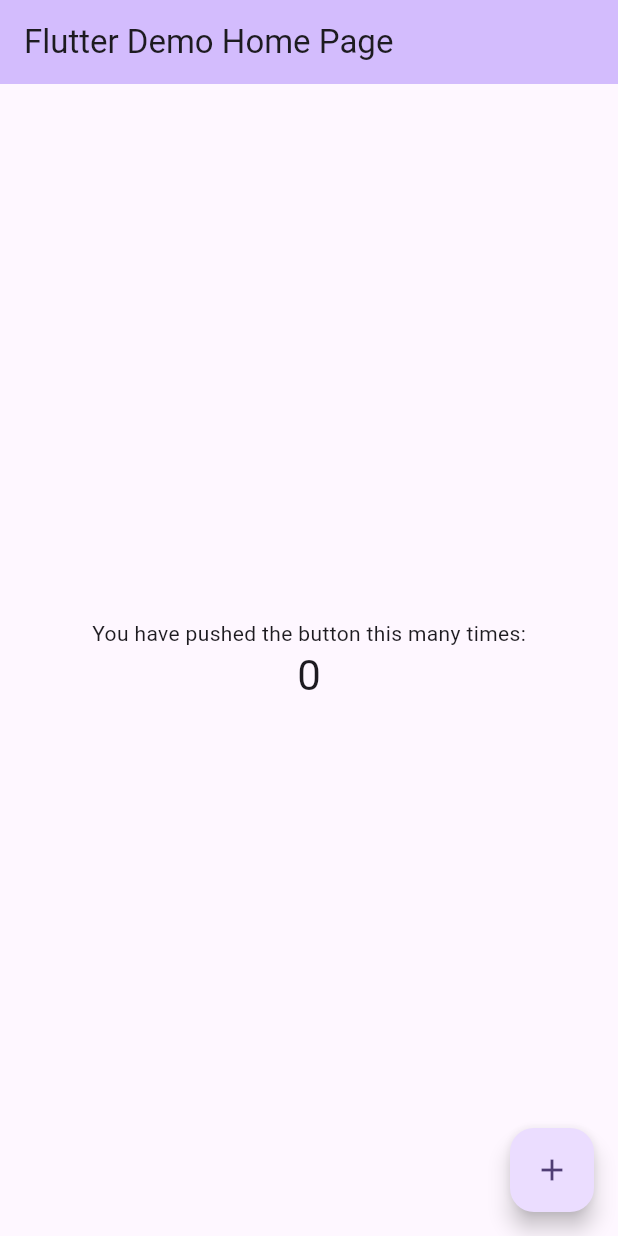
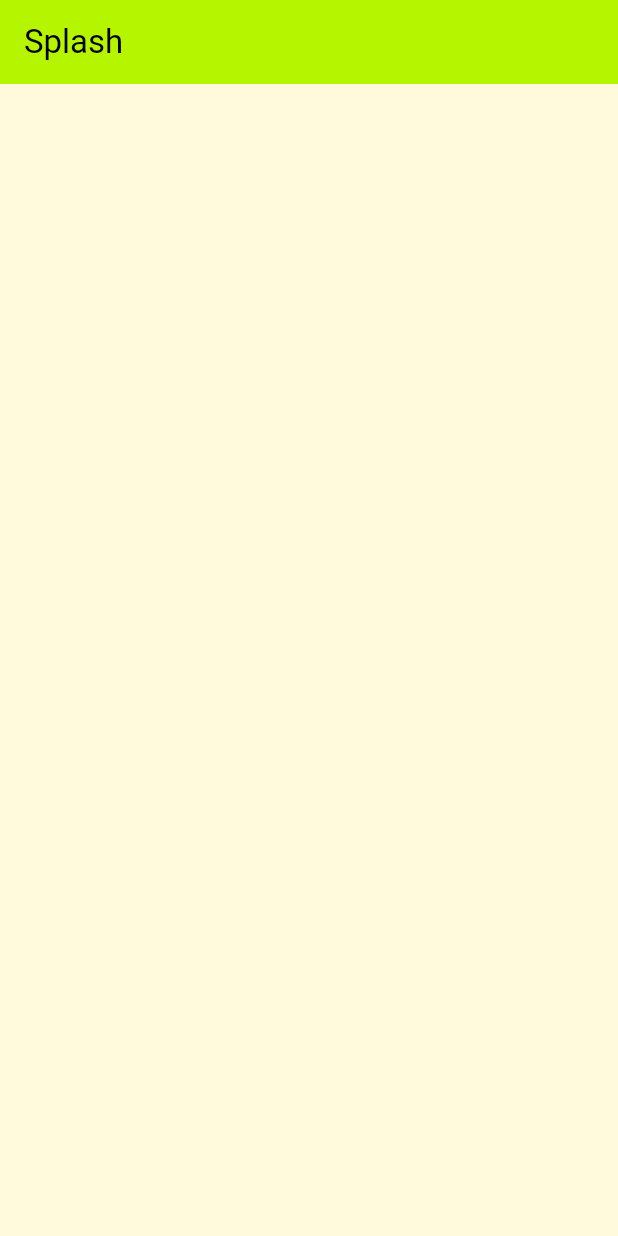
Before and after one commit to priyankprmr/flt_omi, a Flutter app: the screen it shows after launch, on a phone screen of 412 x 824 dp. Run offline on Flutter 3.47's test engine with Material 3 defaults, Android fonts, the phone set to English and light mode, and no system bars.

Commit message:
- app theme setup, pallet might change later on

```diff
--- /dev/null
+++ b/lib/core/theme/app_pallet.dart
@@ -0,0 +1,10 @@
+import 'dart:ui' show Color;
+
+class AppPallet {
+  AppPallet._();
+
+  static const background = Color(0xFFFFFADC);
+  static const primarySurface = Color(0xFFB6F500);
+  static const secondarySurface = Color(0xFFA4DD00);
+  static const accentSurface = Color(0xFF98CD00);
+}
--- /dev/null
+++ b/lib/core/theme/app_theme.dart
@@ -0,0 +1,15 @@
+import 'package:flt_omi/core/theme/app_pallet.dart';
+import 'package:flutter/material.dart';
+
+class AppTheme {
+  AppTheme._();
+
+  static final ThemeData lightTheme = ThemeData(
+    scaffoldBackgroundColor: AppPallet.background,
+    colorScheme: ColorScheme.light(
+      primary: AppPallet.primarySurface,
+      secondary: AppPallet.secondarySurface,
+      surface: AppPallet.primarySurface,
+    ),
+  );
+}
--- a/lib/main.dart
+++ b/lib/main.dart
@@ -1,3 +1,5 @@
+import 'package:flt_omi/core/theme/app_theme.dart';
+import 'package:flt_omi/splash_screen.dart';
 import 'package:flutter/material.dart';
 
 void main() {
@@ -7,116 +9,14 @@ void main() {
 class MyApp extends StatelessWidget {
   const MyApp({super.key});
 
-  // This widget is the root of your application.
   @override
   Widget build(BuildContext context) {
     return MaterialApp(
-      title: 'Flutter Demo',
-      theme: ThemeData(
-        // This is the theme of your application.
-        //
-        // TRY THIS: Try running your application with "flutter run". You'll see
-        // the application has a purple toolbar. Then, without quitting the app,
-        // try changing the seedColor in the colorScheme below to Colors.green
-        // and then invoke "hot reload" (save your changes or press the "hot
-        // reload" button in a Flutter-supported IDE, or press "r" if you used
-        // the command line to start the app).
-        //
-        // Notice that the counter didn't reset back to zero; the application
-        // state is not lost during the reload. To reset the state, use hot
-        // restart instead.
-        //
-        // This works for code too, not just values: Most code changes can be
-        // tested with just a hot reload.
-        colorScheme: ColorScheme.fromSeed(seedColor: Colors.deepPurple),
-      ),
-      home: const MyHomePage(title: 'Flutter Demo Home Page'),
+      debugShowCheckedModeBanner: false,
+      title: 'OMI',
+      theme: AppTheme.lightTheme,
+      // darkTheme: ThemeData.dark(),
+      home: SplashScreen(),
     );
   }
 }
-
-class MyHomePage extends StatefulWidget {
-  const MyHomePage({super.key, required this.title});
-
-  // This widget is the home page of your application. It is stateful, meaning
-  // that it has a State object (defined below) that contains fields that affect
-  // how it looks.
-
-  // This class is the configuration for the state. It holds the values (in this
-  // case the title) provided by the parent (in this case the App widget) and
-  // used by the build method of the State. Fields in a Widget subclass are
-  // always marked "final".
-
-  final String title;
-
-  @override
-  State<MyHomePage> createState() => _MyHomePageState();
-}
-
-class _MyHomePageState extends State<MyHomePage> {
-  int _counter = 0;
-
-  void _incrementCounter() {
-    setState(() {
-      // This call to setState tells the Flutter framework that something has
-      // changed in this State, which causes it to rerun the build method below
-      // so that the display can reflect the updated values. If we changed
-      // _counter without calling setState(), then the build method would not be
-      // called again, and so nothing would appear to happen.
-      _counter++;
-    });
-  }
-
-  @override
-  Widget build(BuildContext context) {
-    // This method is rerun every time setState is called, for instance as done
-    // by the _incrementCounter method above.
-    //
-    // The Flutter framework has been optimized to make rerunning build methods
-    // fast, so that you can just rebuild anything that needs updating rather
-    // than having to individually change instances of widgets.
-    return Scaffold(
-      appBar: AppBar(
-        // TRY THIS: Try changing the color here to a specific color (to
-        // Colors.amber, perhaps?) and trigger a hot reload to see the AppBar
-        // change color while the other colors stay the same.
-        backgroundColor: Theme.of(context).colorScheme.inversePrimary,
-        // Here we take the value from the MyHomePage object that was created by
-        // the App.build method, and use it to set our appbar title.
-        title: Text(widget.title),
-      ),
-      body: Center(
-        // Center is a layout widget. It takes a single child and positions it
-        // in the middle of the parent.
-        child: Column(
-          // Column is also a layout widget. It takes a list of children and
-          // arranges them vertically. By default, it sizes itself to fit its
-          // children horizontally, and tries to be as tall as its parent.
-          //
-          // Column has various properties to control how it sizes itself and
-          // how it positions its children. Here we use mainAxisAlignment to
-          // center the children vertically; the main axis here is the vertical
-          // axis because Columns are vertical (the cross axis would be
-          // horizontal).
-          //
-          // TRY THIS: Invoke "debug painting" (choose the "Toggle Debug Paint"
-          // action in the IDE, or press "p" in the console), to see the
-          // wireframe for each widget.
-          mainAxisAlignment: MainAxisAlignment.center,
-          children: <Widget>[
-            const Text('You have pushed the button this many times:'),
-            Text(
-              '$_counter',
-              style: Theme.of(context).textTheme.headlineMedium,
-            ),
-          ],
-        ),
-      ),
-      floatingActionButton: FloatingActionButton(
-        onPressed: _incrementCounter,
-        tooltip: 'Increment',
-        child: const Icon(Icons.add),
-      ), // This trailing comma makes auto-formatting nicer for build methods.
-    );
-  }
-}
--- /dev/null
+++ b/lib/splash_screen.dart
@@ -0,0 +1,10 @@
+import 'package:flutter/material.dart';
+
+class SplashScreen extends StatelessWidget {
+  const SplashScreen({super.key});
+
+  @override
+  Widget build(BuildContext context) {
+    return Scaffold(appBar: AppBar(title: Text('Splash')));
+  }
+}
```
